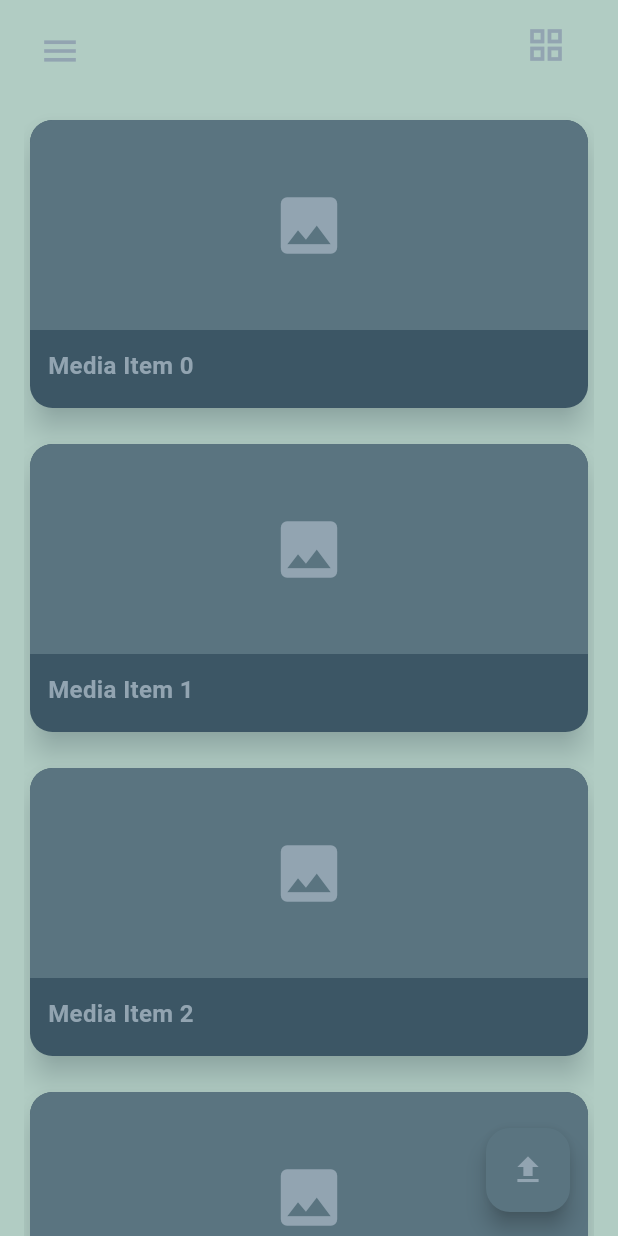
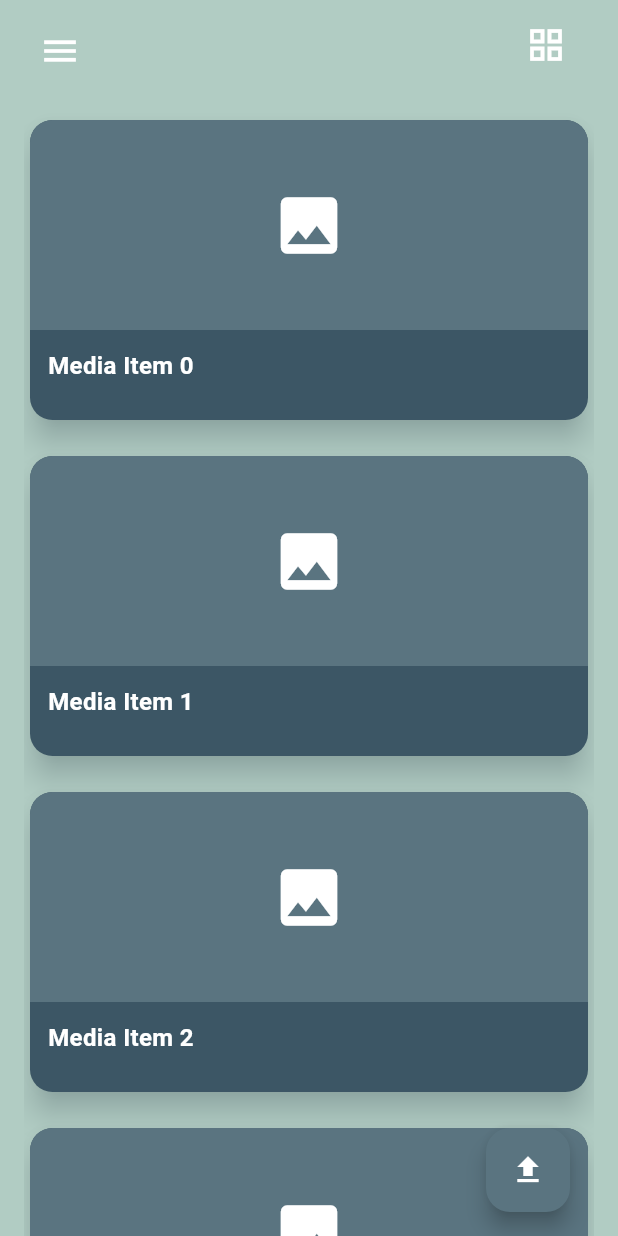
Before and after one commit to ujjawal3428/mediaserver1, a Flutter app: the screen it shows after launch, after a tap on the "list" icon, on a phone screen of 412 x 824 dp. Run offline on Flutter 3.47's test engine with Material 3 defaults, Android fonts, the light colour scheme and no system bars.

Commit message:
first commit

```diff
--- a/lib/widgets/home.dart
+++ b/lib/widgets/home.dart
@@ -16,7 +16,7 @@ class _HomeScreenState extends State<HomeScreen>
   final Color drawerColor = const Color.fromARGB(255, 28, 44, 58);
   final Color mediaItemColor = const Color(0xFF3C5665);
   final Color mediaTitleColor = const Color(0xFF5A7480);
-  final Color textColor = const Color(0xFF92A4B1);
+  final Color textColor = Colors.white;
 
   // Drawer width constant
   final double drawerWidth = 250;
@@ -120,8 +120,7 @@ class _HomeScreenState extends State<HomeScreen>
         alignment: Alignment.centerLeft,
         child: AnimatedOpacity(
           duration: const Duration(milliseconds: 300),
-          opacity:
-              (isDrawerOpen || isDesktop) ? 1.0 : 0.0, // Hide content properly
+          opacity: (isDrawerOpen || isDesktop) ? 1.0 : 0.0,
           child: OverflowBox(
             maxWidth: drawerWidth,
             child: Container(
@@ -220,8 +219,6 @@ class _HomeScreenState extends State<HomeScreen>
           crossAxisCount = 2;
         }
 
-        debugPrint("Building Media View: isGridView = $isGridView");
-
         return Padding(
           padding: const EdgeInsets.symmetric(horizontal: 16),
           child: isGridView
@@ -234,23 +231,17 @@ class _HomeScreenState extends State<HomeScreen>
                     childAspectRatio: 0.8,
                   ),
                   itemCount: 10,
-                    itemBuilder: (context, index) {
-                      debugPrint("Rendering Grid Item: $index");
-                      return _buildMediaItem(index);
-                    },
+                  itemBuilder: (context, index) => _buildMediaItem(index),
                 )
               : ListView.builder(
                   padding: const EdgeInsets.symmetric(vertical: 16),
                   itemCount: 10,
                   itemBuilder: (context, index) => Padding(
                     padding: const EdgeInsets.only(bottom: 16),
-                      child: SizedBox(
-                        // Constrain height
-                        height: 200, // Adjust this value as needed
                     child: _buildMediaItem(index),
                   ),
                 ),
-                  ));
+        );
       },
     );
   }
```
Lines whose indentation alone changed are shown as unchanged.
